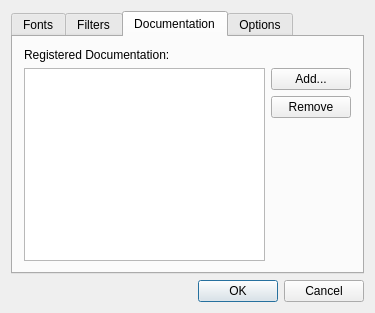
First picture: the form in src/assistant/assistant/preferencesdialog.ui, repository qt/qttools, before the edit.
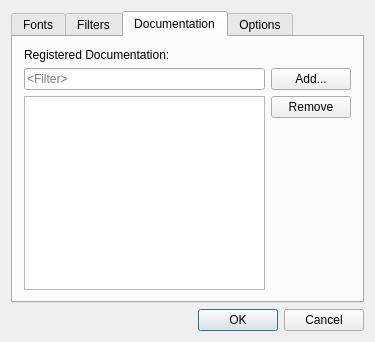
Second picture: the form after the edit. The open tabs and pages were chosen to show the change.

Commit message:
Assistant: Add a filter line edit for the registered documentation.
Change the item view to a QListView and use QStringListModel
for the documentation. Use a QSortFilterProxyModel for filtering.
This makes cleaning old documentation easier.

```diff
--- a/src/assistant/assistant/preferencesdialog.ui
+++ b/src/assistant/assistant/preferencesdialog.ui
@@ -7,7 +7,7 @@
     <x>0</x>
     <y>0</y>
     <width>375</width>
-    <height>275</height>
+    <height>342</height>
    </rect>
   </property>
   <property name="windowTitle">
@@ -119,7 +119,7 @@
       <attribute name="title">
        <string>Documentation</string>
       </attribute>
-      <layout class="QVBoxLayout">
+      <layout class="QVBoxLayout" name="verticalLayout_5">
        <item>
         <widget class="QLabel" name="label_3">
          <property name="text">
@@ -128,28 +128,33 @@
         </widget>
        </item>
        <item>
-        <layout class="QHBoxLayout">
-         <property name="spacing">
-          <number>6</number>
-         </property>
-         <property name="margin">
-          <number>0</number>
-         </property>
+        <layout class="QHBoxLayout" name="horizontalLayout_4">
+         <item>
+          <layout class="QVBoxLayout" name="verticalLayout_4">
+           <item>
+            <widget class="QLineEdit" name="registeredDocsFilterLineEdit">
+             <property name="placeholderText">
+              <string>&lt;Filter&gt;</string>
+             </property>
+             <property name="clearButtonEnabled">
+              <bool>true</bool>
+             </property>
+            </widget>
+           </item>
          <item>
-          <widget class="QListWidget" name="registeredDocsListWidget">
+            <widget class="QListView" name="registeredDocsListView">
            <property name="selectionMode">
             <enum>QAbstractItemView::ExtendedSelection</enum>
            </property>
           </widget>
          </item>
+          </layout>
+         </item>
          <item>
           <layout class="QVBoxLayout">
            <property name="spacing">
             <number>6</number>
            </property>
-           <property name="margin">
-            <number>0</number>
-           </property>
            <item>
             <widget class="QPushButton" name="docAddButton">
              <property name="text">
@@ -347,9 +352,6 @@
      <property name="spacing">
       <number>6</number>
      </property>
-     <property name="margin">
-      <number>0</number>
-     </property>
      <item>
       <spacer>
        <property name="orientation">
```
Lines whose indentation alone changed are shown as unchanged. The commit also changes 2 other files.
